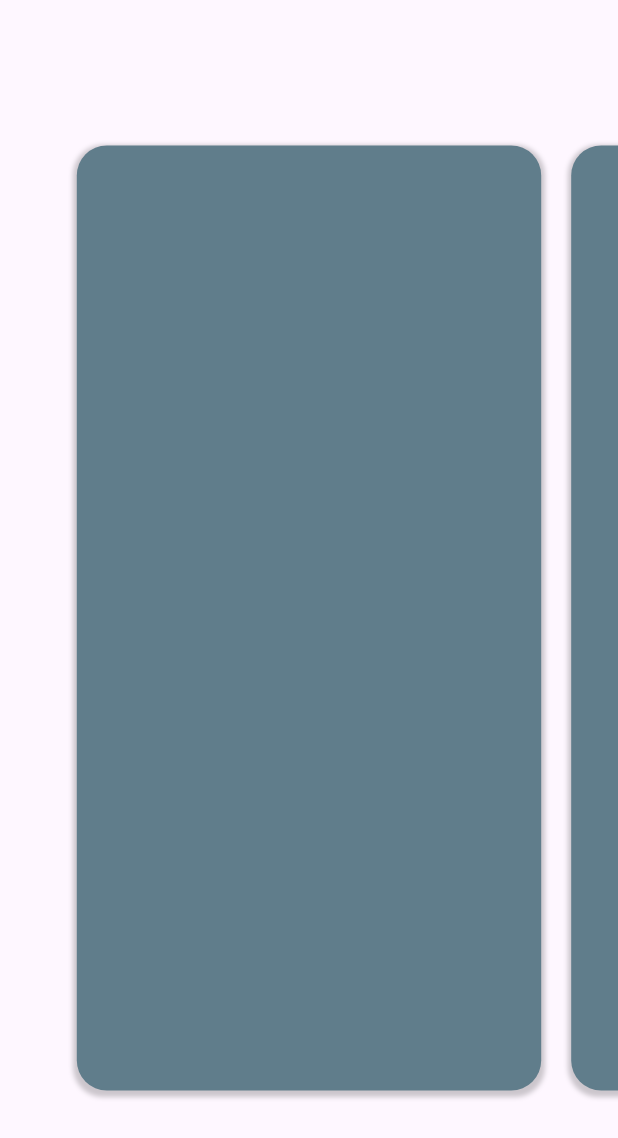
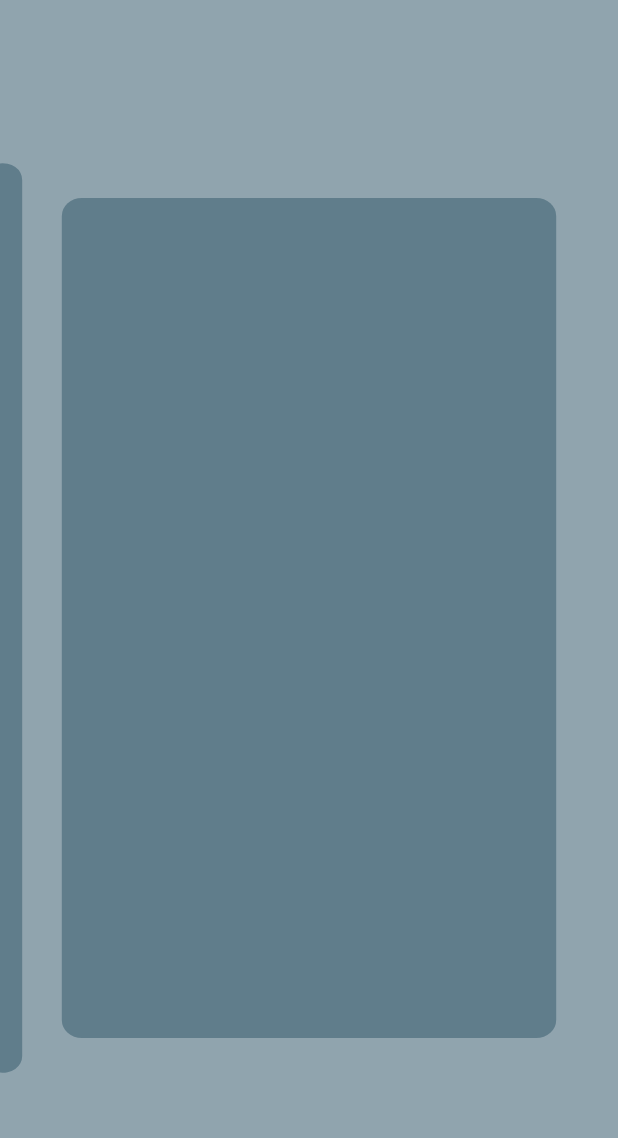
Before and after one commit to haruki-dev/carousel_slider_test, a Flutter app: the screen it shows after launch, on a phone screen of 412 x 824 dp. Shown: the top 1138 px of the screen. Run offline on Flutter 3.47's test engine with Material 3 defaults, Android fonts, the phone set to English and light mode, and no system bars; missing offline and left inert: another_transformer_page_view.

Commit message:
'20240930'

```diff
--- /dev/null
+++ b/lib/PageViewHolder.dart
@@ -0,0 +1,14 @@
+import 'package:flutter/foundation.dart';
+
+class PageViewHolder extends ChangeNotifier{
+
+  double value;
+
+  PageViewHolder({required this.value});
+
+  void setValue(newValue){
+    this.value = newValue;
+    notifyListeners();
+  }
+
+}
--- a/lib/home.dart
+++ b/lib/home.dart
@@ -1,138 +1,138 @@
-import 'package:flutter/material.dart';
-// import 'package:carousel_slider/carousel_slider.dart';
+// import 'package:flutter/material.dart';
+// // import 'package:carousel_slider/carousel_slider.dart';
 
-class TestPage{
-  final String name;
+// class TestPage{
+//   final String name;
 
-  final String description;
+//   final String description;
 
-  TestPage(this.name, this.description);
-}
+//   TestPage(this.name, this.description);
+// }
 
-final models = [
-  TestPage('test1', '1ページ目'),
-  TestPage('test2', '2ページ目'),
-  TestPage('test3', '3ページ目'),
-  TestPage('test4', '4ページ目'),
-  TestPage('test5', '5ページ目'),
-];
+// final models = [
+//   TestPage('test1', '1ページ目'),
+//   TestPage('test2', '2ページ目'),
+//   TestPage('test3', '3ページ目'),
+//   TestPage('test4', '4ページ目'),
+//   TestPage('test5', '5ページ目'),
+// ];
 
-class TestTest extends StatelessWidget{
-  const TestTest({
-    super.key,
-    required this.model,
-  });
+// class TestTest extends StatelessWidget{
+//   const TestTest({
+//     super.key,
+//     required this.model,
+//   });
 
-  final TestPage model;
+//   final TestPage model;
 
-  @override
-  Widget build(BuildContext context){
-  return Container(
-      decoration: BoxDecoration(
-        // 色
-        color: Colors.blueGrey,
-        // 角丸
-        borderRadius: BorderRadius.circular(20),
-        // 影
-        boxShadow: [
-          BoxShadow(
-            // 影の設定
-            color: Colors.black.withOpacity(0.2), //色
-            spreadRadius: 2, // 広がりの大きさ
-            blurRadius: 2, // ぼかしの強さ
-            offset: const Offset(0, 2), // 方向
-          ),
-        ],
-      ),
-    );
-  }
-}
+//   @override
+//   Widget build(BuildContext context){
+//   return Container(
+//       decoration: BoxDecoration(
+//         // 色
+//         color: Colors.blueGrey,
+//         // 角丸
+//         borderRadius: BorderRadius.circular(20),
+//         // 影
+//         boxShadow: [
+//           BoxShadow(
+//             // 影の設定
+//             color: Colors.black.withOpacity(0.2), //色
+//             spreadRadius: 2, // 広がりの大きさ
+//             blurRadius: 2, // ぼかしの強さ
+//             offset: const Offset(0, 2), // 方向
+//           ),
+//         ],
+//       ),
+//     );
+//   }
+// }
 
-Widget modelToWidget(TestPage model) {
+// Widget modelToWidget(TestPage model) {
 
-  // ページの部分
-  return Container(
-    // カードの周りに 10 ずつスペースを空ける
-    padding: const EdgeInsets.fromLTRB(10,50,10,50),
-    // 中身は カード
-    child: TestTest(model: model),
-  );
-  // カードを使う
-}
+//   // ページの部分
+//   return Container(
+//     // カードの周りに 10 ずつスペースを空ける
+//     padding: const EdgeInsets.fromLTRB(10,50,10,50),
+//     // 中身は カード
+//     child: TestTest(model: model),
+//   );
+//   // カードを使う
+// }
 
 
 
-class Home extends StatefulWidget{
-  const Home({super.key});
-  @override
-  _HomeState createState() => _HomeState();
-}
+// class Home extends StatefulWidget{
+//   const Home({super.key});
+//   @override
+//   _HomeState createState() => _HomeState();
+// }
 
-class _HomeState extends State<Home> {
+// class _HomeState extends State<Home> {
 
-  double x = 0;
-  double y = 0;
-  double z = 0;
+//   double x = 0;
+//   double y = 0;
+//   double z = 0;
 
-  int _currentPage = 0;
+//   int _currentPage = 0;
 
-  @override
-  Widget build(BuildContext context) {
-    final carousel =PageView.builder(
-      controller: PageController(
-        viewportFraction: 0.8,
-      ),
-      itemCount: models.length,
-      itemBuilder: (c, i) => modelToWidget(models[i]),
-      onPageChanged: (int page){
-        setState(() {
-          _currentPage = page;
-        });
-        print(_currentPage);
-      },
-    );
-    return  Scaffold(
-      body:Center(
-        child: Container(
-          height: 730,
-          child: carousel,
-        ),
-      ),
-    );
-  }
-}
-      // 別パッケージを試行した名残り
+//   @override
+//   Widget build(BuildContext context) {
+//     final carousel =PageView.builder(
+//       controller: PageController(
+//         viewportFraction: 0.8,
+//       ),
+//       itemCount: models.length,
+//       itemBuilder: (c, i) => modelToWidget(models[i]),
+//       onPageChanged: (int page){
+//         setState(() {
+//           _currentPage = page;
+//         });
+//         print(_currentPage);
+//       },
+//     );
+//     return  Scaffold(
+//       body:Center(
+//         child: Container(
+//           height: 730,
+//           child: carousel,
+//         ),
+//       ),
+//     );
+//   }
+// }
+//       // 別パッケージを試行した名残り
 
-      // import 'package:another_transformer_page_view/another_transformer_page_view.dart';
-      // import 'transformer.dart';
+//       // import 'package:another_transformer_page_view/another_transformer_page_view.dart';
+//       // import 'transformer.dart';
 
-      // List<Color> list = [Colors.grey,Colors.orange,Colors.lightGreen];
+//       // List<Color> list = [Colors.grey,Colors.orange,Colors.lightGreen];
 
-      // body:Center(
-          // child: SizedBox(
-          //   width: 325,
-          //   height: 650,
-          //   child: TransformerPageView(
-          //     loop:true,
-          //     transformer:  ScaleAndFadeTransformer(),
-          //     itemBuilder: (BuildContext context, int index){
-          //       return  Container(
-          //         decoration: BoxDecoration(
-          //           borderRadius: BorderRadius.circular(15),
-          //           color: list[index%list.length],
-          //         ),
-          //           child:  Center(
-          //             child: Text (
-          //               "$index",
-          //               style: const TextStyle(
-          //                 fontSize: 20.0,
-          //                 color: Colors.white
-          //               ),
-          //             ),
-          //           ),
-          //       );
-          //     },
-          //     itemCount: 3
-          //   ),
-          // )
-      // )
+//       // body:Center(
+//           // child: SizedBox(
+//           //   width: 325,
+//           //   height: 650,
+//           //   child: TransformerPageView(
+//           //     loop:true,
+//           //     transformer:  ScaleAndFadeTransformer(),
+//           //     itemBuilder: (BuildContext context, int index){
+//           //       return  Container(
+//           //         decoration: BoxDecoration(
+//           //           borderRadius: BorderRadius.circular(15),
+//           //           color: list[index%list.length],
+//           //         ),
+//           //           child:  Center(
+//           //             child: Text (
+//           //               "$index",
+//           //               style: const TextStyle(
+//           //                 fontSize: 20.0,
+//           //                 color: Colors.white
+//           //               ),
+//           //             ),
+//           //           ),
+//           //       );
+//           //     },
+//           //     itemCount: 3
+//           //   ),
+//           // )
+//       // )
--- a/lib/main.dart
+++ b/lib/main.dart
@@ -1,10 +1,12 @@
 import 'package:flutter/material.dart';
-import './home.dart';
+import 'package:lab/PageViewHolder.dart';
+import 'package:provider/provider.dart';
 
 
 void main() {
   runApp(const MyApp());
 }
+
 
 class MyApp extends StatelessWidget {
   const MyApp({super.key});
@@ -13,7 +15,120 @@ class MyApp extends StatelessWidget {
   Widget build(BuildContext context) {
     return const MaterialApp(
       debugShowCheckedModeBanner: false,
-      home: Home(),
+      home: MyHomePage(),
     );
   }
 }
+
+
+class MyHomePage extends StatefulWidget {
+  const MyHomePage({super.key});
+
+  @override
+  State<MyHomePage> createState() => _MyHomePageState();
+}
+
+
+class _MyHomePageState extends State<MyHomePage> {
+
+  late PageViewHolder holder;
+
+  late PageController _controller;
+
+  double fraction = 0.90;
+
+
+  @override
+  void initState() {
+    super.initState();
+    holder = PageViewHolder(value: 2.0);
+    _controller = PageController(initialPage: 2,viewportFraction: fraction);
+    _controller.addListener(() {
+      holder.setValue(_controller.page);
+    });
+
+  }
+
+
+  @override
+  Widget build(BuildContext context) {
+    return SafeArea(
+      child: Scaffold(
+        body: Container(
+        color: Colors.blueGrey[300],
+          child: Align(
+            alignment: Alignment.center,
+            child: Container(
+              height: 700,
+              child: Center(
+                child: ChangeNotifierProvider<PageViewHolder>.value(
+                  value: holder,
+                  child: PageView.builder(
+                    controller: _controller,
+                      itemCount:3,
+                      physics: BouncingScrollPhysics(),
+                      itemBuilder: (context,index){
+                        return MyPage(number: index.toDouble(), fraction: fraction);
+                  }),
+                ),
+              ),
+            ),
+          ),
+        ),
+      ),
+    );
+  }
+}
+
+
+class MyPage extends StatelessWidget {
+
+  final List<Widget> _pages = [
+    Container(
+      color: Colors.green[200],
+    ),
+    Container(
+      color: Colors.blue[200],
+    ),
+    Container(
+      color: Colors.yellow[200],
+    ),
+  ];
+
+    final double number;
+    final double fraction;
+
+
+    MyPage({
+      required this.number,
+      required this.fraction});
+
+
+  @override
+  Widget build(BuildContext context) {
+
+
+    double value = Provider.of<PageViewHolder>(context).value;
+    debugPrint("val_$value");
+    debugPrint("num_$number");
+    double diff = (number - value);
+    debugPrint("diff_$diff");
+
+    final Matrix4 pvMatrix = Matrix4.identity()
+      ..setEntry(3, 3, 1.125)
+      ..setEntry(1, 1, fraction)
+      ..setEntry(3, 0, 0.0005 * diff);
+
+
+    return Transform(
+      transform: pvMatrix,
+      alignment:  FractionalOffset.center,
+      child: Container(
+        decoration: BoxDecoration(
+          color: Colors.blueGrey,
+          borderRadius: BorderRadius.circular(15)
+        ),
+        ),
+      );
+  }
+}
--- a/pubspec.yaml
+++ b/pubspec.yaml
@@ -9,6 +9,7 @@ environment:
 dependencies:
   another_transformer_page_view: ^2.0.1
   carousel_slider: ^4.2.1
+  provider: ^6.1.2
   flutter:
     sdk: flutter
   vector_math: ^2.1.4
```
Also changed, not shown: pubspec.lock.
